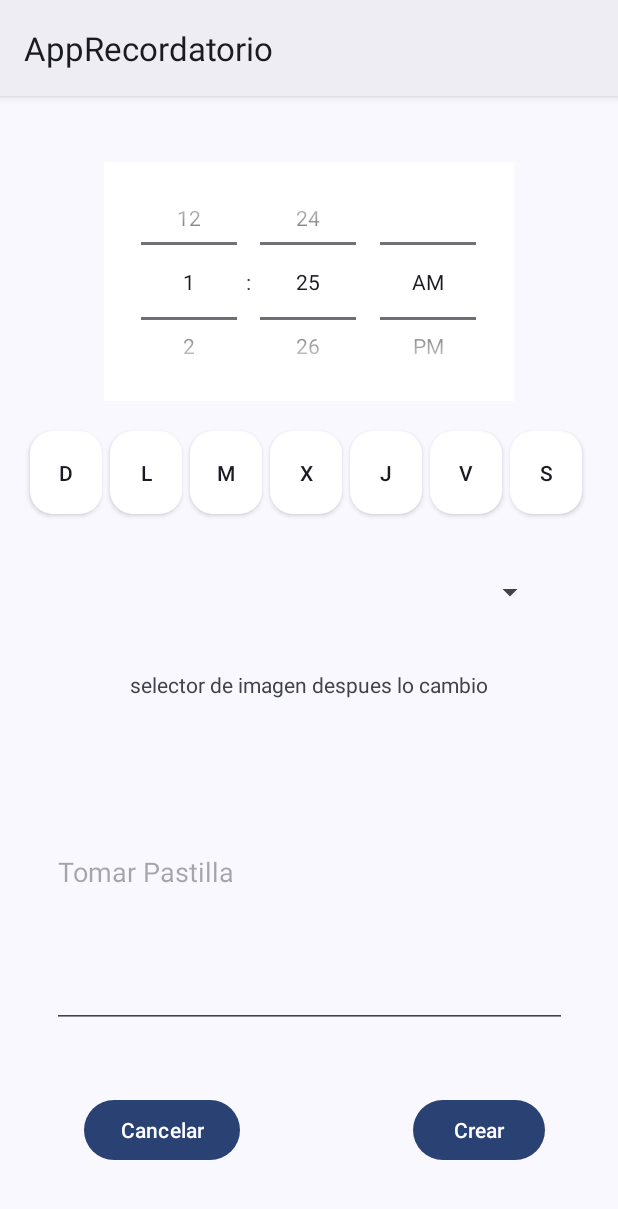
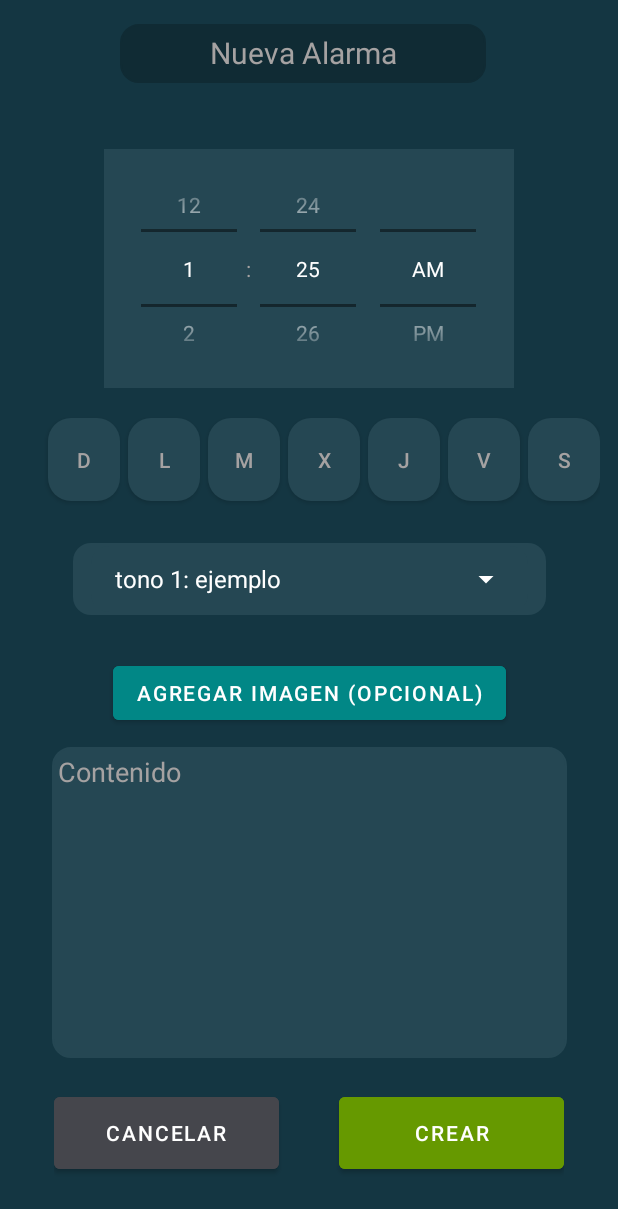
Before and after one commit to GJoseI/app_Recordatorio, an Android app: the CrearAlarmaActivity screen opened directly, with no data from a screen before it, on a phone screen of 412 x 824 dp. Shown: the top 1209 px of the screen. Run offline under Robolectric (Android 15) with nearby library versions, the phone set to English and light mode, and no system bars.

Commit message:
actualizacion visual nueva alarma

```diff
--- a/app/src/main/AndroidManifest.xml
+++ b/app/src/main/AndroidManifest.xml
@@ -44,7 +44,8 @@
             android:exported="false" />
         <activity
             android:name=".activities.CrearAlarmaActivity"
-            android:exported="false" />
+            android:exported="false"
+            android:theme="@style/Theme.Oscuro"/>
         <activity
             android:name=".activities.MainActivity"
             android:exported="true"
--- a/app/src/main/java/com/example/apprecordatorio/Adapters/RecordatorioAdapter.java
+++ b/app/src/main/java/com/example/apprecordatorio/Adapters/RecordatorioAdapter.java
@@ -63,9 +63,9 @@ public class RecordatorioAdapter extends RecyclerView.Adapter<RecordatorioAdapte
         public RecordatorioViewHolder(@NonNull View itemView) {
             super(itemView);
             tvDescripcion = itemView.findViewById(R.id.tvDescripcion);
-            tvFecha = itemView.findViewById(R.id.tvFecha);
+           // tvFecha = itemView.findViewById(R.id.tvFecha);
             tvHora = itemView.findViewById(R.id.tvHora);
-            tvEstado = itemView.findViewById(R.id.tvEstado);
+            //tvEstado = itemView.findViewById(R.id.tvEstado);
             btnEditar = itemView.findViewById(R.id.btnEditar);
         }
     }
--- a/app/src/main/java/com/example/apprecordatorio/activities/CrearAlarmaActivity.java
+++ b/app/src/main/java/com/example/apprecordatorio/activities/CrearAlarmaActivity.java
@@ -2,6 +2,7 @@ package com.example.apprecordatorio.activities;
 
 import android.content.Intent;
 import android.os.Bundle;
+import android.widget.ArrayAdapter;
 import android.widget.Button;
 import android.widget.EditText;
 import android.widget.Spinner;
@@ -48,6 +49,14 @@ public class CrearAlarmaActivity extends AppCompatActivity {
 
         btGuardar.setOnClickListener(view -> guardarAlarma(agregarDias()));
         btCancelar.setOnClickListener(view -> volverAtras());
+
+
+        Spinner spinner = findViewById(R.id.spAlarmaTono);
+        String tonos[] = {"tono 1: ejemplo","tono 2: ejemplo"};
+        ArrayAdapter<String> adapter = new ArrayAdapter<String>(this,R.layout.spinner_item,tonos);
+        //adapter.setDropDownViewResource(R.layout.spinner_dropdown_item);
+        spinner.setAdapter(adapter);
+
     }
 
     public void volverAtras(){
--- /dev/null
+++ b/app/src/main/res/color/toggle_color.xml
@@ -0,0 +1,5 @@
+<?xml version="1.0" encoding="utf-8"?>
+<selector xmlns:android="http://schemas.android.com/apk/res/android">
+    <item android:state_checked="true" android:color="@color/letraBlanca" />
+    <item android:state_checked="false" android:color="@color/letraGris" />
+</selector>
--- a/app/src/main/res/drawable/btn_dia.xml
+++ b/app/src/main/res/drawable/btn_dia.xml
@@ -3,7 +3,7 @@
     <item android:state_checked="false">
         <shape android:shape="rectangle">
             <corners android:radius="15dp"/>
-            <solid android:color="@color/white"></solid>
+            <solid android:color="@color/fondoElementoOscuro"/>
             <size
                 android:height="55dp"
                 android:width="45dp"/>
@@ -13,7 +13,7 @@
     <item android:state_checked="true">
         <shape android:shape="rectangle">
             <corners android:radius="15dp"/>
-            <solid android:color="@color/light_gray"></solid>
+            <solid android:color="@color/naranjita"/>
             <size
                 android:height="55dp"
                 android:width="45dp"/>
--- /dev/null
+++ b/app/src/main/res/drawable/ic_arrow_drop_down_white.xml
@@ -0,0 +1,5 @@
+<vector xmlns:android="http://schemas.android.com/apk/res/android" android:height="24dp" android:tint="#FFFFFF" android:viewportHeight="960" android:viewportWidth="960" android:width="24dp">
+
+    <path android:fillColor="@android:color/white" android:pathData="M480,600L280,400L680,400L480,600Z"/>
+
+</vector>
--- /dev/null
+++ b/app/src/main/res/drawable/spinner_background.xml
@@ -0,0 +1,19 @@
+<?xml version="1.0" encoding="utf-8"?>
+<shape xmlns:android="http://schemas.android.com/apk/res/android"
+    android:shape="rectangle">
+    <solid android:color="@color/fondoElementoOscuro" />
+    <corners android:radius="12dp" />
+   <!-- <stroke
+        android:width="2dp"
+        android:color="@color/letraGris" />-->
+    <padding
+        android:left="12dp"
+        android:right="12dp"
+        android:top="2dp"
+        android:bottom="2dp" />
+
+    <!-- Flecha blanca alineada a la derecha -->
+    <item android:gravity="center_vertical|end"
+        android:right="12dp"
+        android:drawable="@drawable/ic_arrow_drop_down_white" />
+</shape>
--- a/app/src/main/res/layout/activity_crear_alarma.xml
+++ b/app/src/main/res/layout/activity_crear_alarma.xml
@@ -3,24 +3,60 @@
     xmlns:app="http://schemas.android.com/apk/res-auto"
     xmlns:tools="http://schemas.android.com/tools"
     android:id="@+id/main"
+    android:backgroundTint="@color/fondoOscuro"
+    android:background="@color/fondoOscuro"
     android:layout_width="match_parent"
     android:layout_height="match_parent"
     tools:context=".activities.CrearAlarmaActivity">
 
+    <TextView
+        android:id="@+id/tvTitulo"
+        android:layout_width="244dp"
+        android:layout_height="39dp"
+        android:layout_marginStart="80dp"
+        android:layout_marginTop="16dp"
+        android:background="@drawable/bg_edittext_redondeado"
+
+        android:backgroundTint="@color/fondoTituloOscuro"
+        android:paddingLeft="10dp"
+        android:paddingTop="5dp"
+        android:paddingRight="10dp"
+        android:paddingBottom="5dp"
+        android:text="@string/tituloNuevaAlarma"
+        android:textAlignment="center"
+        android:textSize="20sp"
+        app:layout_constraintStart_toStartOf="parent"
+        app:layout_constraintTop_toTopOf="parent" />
+    <ScrollView
+        android:id="@+id/svNuevaAlarma"
+        android:layout_width="wrap_content"
+        android:layout_height="wrap_content"
+        app:layout_constraintEnd_toEndOf="parent"
+        app:layout_constraintStart_toStartOf="parent"
+        app:layout_constraintTop_toBottomOf="@+id/tvTitulo">
+        <androidx.constraintlayout.widget.ConstraintLayout
+            android:layout_width="wrap_content"
+            android:layout_height="wrap_content">
     <TimePicker
         android:id="@+id/tpHora"
         android:layout_width="273dp"
         android:layout_height="159dp"
         android:layout_gravity="center"
         android:layout_marginTop="44dp"
-        android:background="@color/white"
+        android:amPmTextColor="@color/letraBlanca"
+        android:background="@color/fondoElementoOscuro"
         android:headerBackground="@color/material_dynamic_neutral50"
+        android:numbersInnerTextColor="@color/letraBlanca"
+        android:textColor="@color/letraBlanca"
         android:numbersTextColor="@color/white"
-        android:theme="@style/Widget.MaterialComponents.TimePicker"
+        android:theme="@style/Theme.Oscuro"
         android:timePickerMode="spinner"
         app:layout_constraintEnd_toEndOf="parent"
         app:layout_constraintStart_toStartOf="parent"
-        app:layout_constraintTop_toTopOf="parent" />
+        app:layout_constraintTop_toTopOf="parent"
+
+
+        />
 
     <ToggleButton
         android:id="@+id/btDom"
@@ -29,6 +65,7 @@
         android:layout_marginStart="20dp"
         android:layout_marginTop="20dp"
         android:background="@drawable/btn_dia"
+        android:textColor="@color/toggle_color"
         android:textOff="@string/domAlarma"
         android:textOn="@string/domAlarma"
         app:layout_constraintStart_toStartOf="parent"
@@ -41,6 +78,7 @@
         android:layout_marginStart="5dp"
         android:layout_marginTop="20dp"
         android:background="@drawable/btn_dia"
+        android:textColor="@color/toggle_color"
         android:textOff="@string/luAlarma"
         android:textOn="@string/luAlarma"
         app:layout_constraintStart_toEndOf="@+id/btDom"
@@ -53,6 +91,7 @@
         android:layout_marginStart="5dp"
         android:layout_marginTop="20dp"
         android:background="@drawable/btn_dia"
+        android:textColor="@color/toggle_color"
         android:textOff="@string/marAlarma"
         android:textOn="@string/marAlarma"
         app:layout_constraintStart_toEndOf="@+id/btLu"
@@ -65,6 +104,7 @@
         android:layout_marginStart="5dp"
         android:layout_marginTop="20dp"
         android:background="@drawable/btn_dia"
+        android:textColor="@color/toggle_color"
         android:textOff="@string/mieAlarma"
         android:textOn="@string/mieAlarma"
         app:layout_constraintStart_toEndOf="@+id/btMar"
@@ -77,6 +117,7 @@
         android:layout_marginStart="5dp"
         android:layout_marginTop="20dp"
         android:background="@drawable/btn_dia"
+        android:textColor="@color/toggle_color"
         android:textOff="@string/jueAlarma"
         android:textOn="@string/jueAlarma"
         app:layout_constraintStart_toEndOf="@+id/btMie"
@@ -89,6 +130,7 @@
         android:layout_marginStart="5dp"
         android:layout_marginTop="20dp"
         android:background="@drawable/btn_dia"
+        android:textColor="@color/toggle_color"
         android:textOff="@string/vieAlarma"
         android:textOn="@string/vieAlarma"
         app:layout_constraintStart_toEndOf="@+id/btJue"
@@ -101,6 +143,7 @@
         android:layout_marginStart="5dp"
         android:layout_marginTop="20dp"
         android:background="@drawable/btn_dia"
+        android:textColor="@color/toggle_color"
         android:textOff="@string/saAlarma"
         android:textOn="@string/saAlarma"
         app:layout_constraintStart_toEndOf="@+id/btVie"
@@ -111,16 +154,18 @@
         android:layout_width="315dp"
         android:layout_height="48dp"
         android:layout_marginTop="28dp"
+        android:background="@drawable/spinner_background"
         app:layout_constraintEnd_toEndOf="parent"
         app:layout_constraintStart_toStartOf="parent"
         app:layout_constraintTop_toBottomOf="@+id/btMie" />
 
-    <TextView
-        android:id="@+id/textView"
+    <Button
+        android:id="@+id/btnSeleccionarImagenAlarma"
         android:layout_width="wrap_content"
         android:layout_height="wrap_content"
         android:layout_marginTop="28dp"
-        android:text="selector de imagen despues lo cambio"
+        android:backgroundTint="@color/design_default_color_secondary_variant"
+        android:text="AGREGAR IMAGEN (OPCIONAL)"
         app:layout_constraintEnd_toEndOf="parent"
         app:layout_constraintStart_toStartOf="parent"
         app:layout_constraintTop_toBottomOf="@+id/spAlarmaTono" />
@@ -130,33 +175,47 @@
         android:layout_width="343dp"
         android:layout_height="207dp"
         android:layout_marginTop="12dp"
+        android:background="@drawable/bg_edittext_redondeado"
+        android:backgroundTint="@color/fondoElementoOscuro"
         android:ems="10"
-        android:hint="Tomar Pastilla"
-        android:inputType="text"
+        android:gravity="start"
+        android:hint="Contenido"
+        android:inputType="textMultiLine"
+        android:textAlignment="textStart"
+        android:textColor="@color/letraBlanca"
+        android:textColorHint="@color/letraGris"
         app:layout_constraintEnd_toEndOf="parent"
         app:layout_constraintStart_toStartOf="parent"
-        app:layout_constraintTop_toBottomOf="@+id/textView" />
+        app:layout_constraintTop_toBottomOf="@+id/btnSeleccionarImagenAlarma"
+        android:padding="4dp"/>
 
-    <Button
-        android:id="@+id/btnCancelar"
-        android:layout_width="wrap_content"
+    <LinearLayout
+        android:layout_marginTop="20dp"
+        android:layout_width="match_parent"
         android:layout_height="wrap_content"
-        android:layout_marginStart="56dp"
-        android:layout_marginTop="44dp"
-        android:text="@string/btnCancelar"
+        app:layout_constraintEnd_toEndOf="parent"
         app:layout_constraintStart_toStartOf="parent"
-        app:layout_constraintTop_toBottomOf="@+id/etDesc" />
+        android:orientation="horizontal"
+        android:gravity="center"
+        app:layout_constraintTop_toBottomOf="@+id/etDesc">
 
-    <Button
-        android:id="@+id/btnGuardar"
-        android:layout_width="wrap_content"
-        android:layout_height="wrap_content"
-        android:layout_marginStart="92dp"
-        android:layout_marginTop="44dp"
-        android:text="@string/btnCrear"
-        app:layout_constraintEnd_toEndOf="parent"
-        app:layout_constraintHorizontal_bias="0.323"
-        app:layout_constraintStart_toEndOf="@+id/btnCancelar"
-        app:layout_constraintTop_toBottomOf="@+id/etDesc" />
+        <Button
 
+            android:id="@+id/btnCancelar"
+            android:layout_width="150dp"
+            android:layout_height="60dp"
+            android:backgroundTint="@color/material_dynamic_neutral30"
+            android:text="@string/btnCancelar"
+            />
+
+        <Button
+            android:id="@+id/btnGuardar"
+            android:layout_width="150dp"
+            android:layout_height="60dp"
+            android:layout_marginStart="40dp"
+            android:backgroundTint="@android:color/holo_green_dark"
+            android:text="@string/btnCrear" />
+    </LinearLayout>
+        </androidx.constraintlayout.widget.ConstraintLayout>
+</ScrollView>
 </androidx.constraintlayout.widget.ConstraintLayout>
--- /dev/null
+++ b/app/src/main/res/layout/spinner_item.xml
@@ -0,0 +1,14 @@
+<?xml version="1.0" encoding="utf-8"?>
+<TextView xmlns:android="http://schemas.android.com/apk/res/android"
+    android:layout_width="match_parent"
+    android:layout_height="wrap_content"
+    android:background="@drawable/spinner_background"
+    android:paddingVertical="10dp"
+    android:paddingHorizontal="16dp"
+    android:drawableEnd="@drawable/ic_arrow_drop_down_white"
+    android:drawablePadding="8dp"
+    android:gravity="center_vertical"
+    android:textColor="@color/letraBlanca"
+    android:textSize="16sp"
+    android:ellipsize="none"
+    android:singleLine="true" />
--- a/app/src/main/res/values/colors.xml
+++ b/app/src/main/res/values/colors.xml
@@ -10,4 +10,5 @@
     <color name="letraBlanca">#FFFFFF</color>
     <color name="light_gray">#8B8B8B</color>
     <color name="rojoBorrar">#9F1C1C</color>
+    <color name="naranjita">#EC9A29</color>
 </resources>
--- a/app/src/main/res/values/strings.xml
+++ b/app/src/main/res/values/strings.xml
@@ -11,9 +11,11 @@
     <string name="saAlarma">S</string>
 
     <!--Btns -->
-    <string name="btnCancelar">Cancelar</string>
-    <string name="btnCrear">Crear</string>
+    <string name="btnCancelar">CANCELAR</string>
+    <string name="btnCrear">CREAR</string>
     <!-- TODO: Remove or change this placeholder text -->
     <string name="hello_blank_fragment">Hello blank fragment</string>
     <string name="tituloGenerales">Recordatorios Generales</string>
+    <string name="tituloAlarmas">Alarmas</string>
+    <string name="tituloNuevaAlarma">Nueva Alarma</string>
 </resources>
```
Also changed, not shown: app/src/main/res/layout/fragment_alarmas.xml (+47 -3 lines), app/src/main/res/layout/item_recordatorio.xml (+20 -6 lines).
